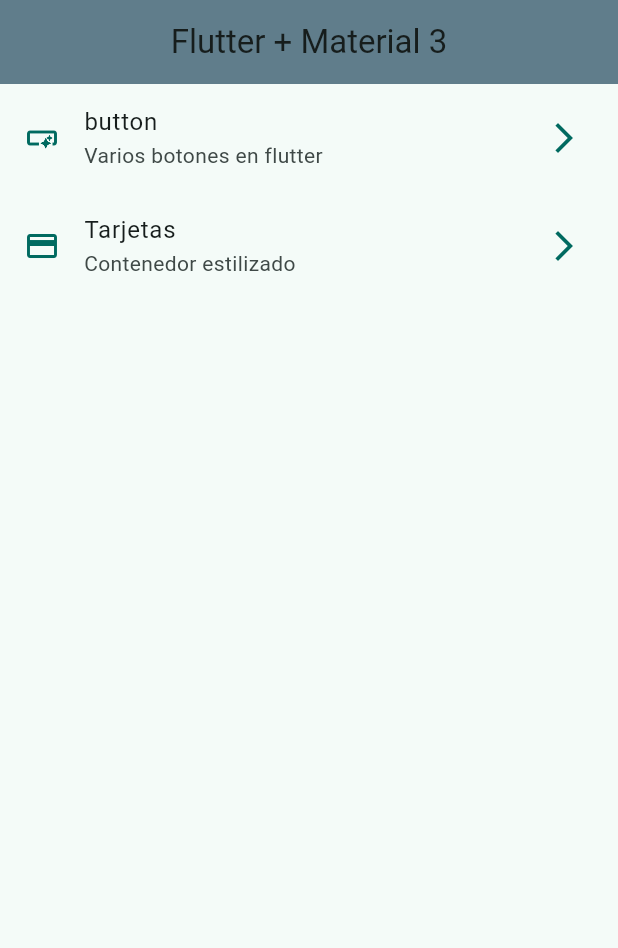
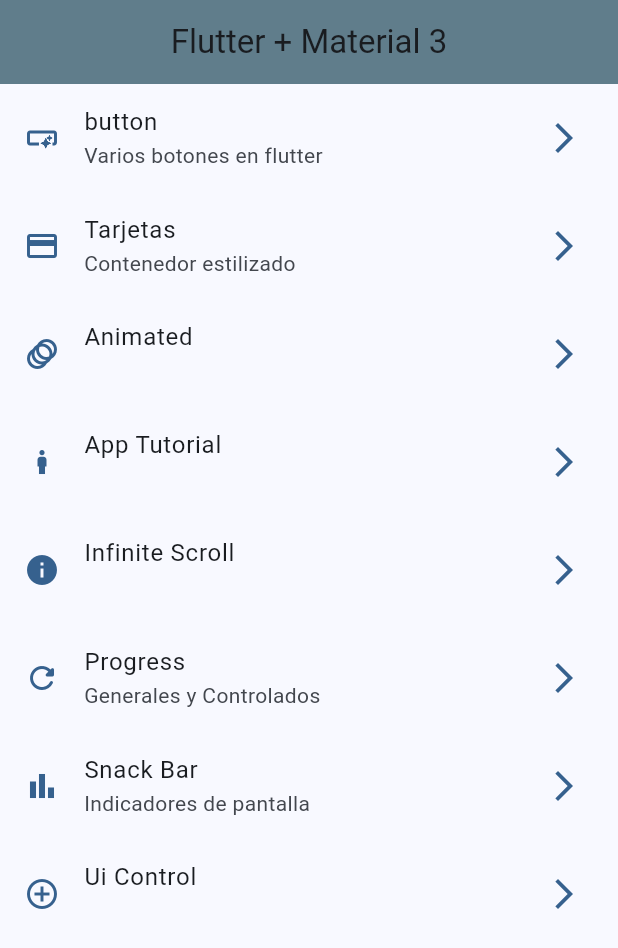
Before and after one commit to ricardo0ac/widgets_app, a Flutter app: the screen it shows after launch, on a phone screen of 412 x 824 dp. Shown: the top 948 px of the screen. Run offline on Flutter 3.47's test engine with Material 2 defaults, Android fonts, the phone set to English and light mode, and no system bars; our stand-ins replace go_router.

Commit message:
snackbar terminado

```diff
--- a/lib/config/menu/menu_items.dart
+++ b/lib/config/menu/menu_items.dart
@@ -25,5 +25,42 @@ const appMenuItems = <MenuItem>[
       title: 'Tarjetas',
       subTitle: 'Contenedor estilizado',
       link: '/cards',
-      icon: Icons.credit_card)
+      icon: Icons.credit_card),
+
+      MenuItem(
+      title: 'Animated',
+      subTitle: '',
+      link: '/animated',
+      icon: Icons.animation),
+
+      MenuItem(
+      title: 'App Tutorial',
+      subTitle: '',
+      link: '/AppTutorial',
+      icon: Icons.boy),
+
+      MenuItem(
+      title: 'Infinite Scroll',
+      subTitle: '',
+      link: '/InfiniteScroll',
+      icon: Icons.info),
+
+      MenuItem(
+      title: 'Progress',
+      subTitle: 'Generales y Controlados',
+      link: '/Progress',
+      icon: Icons.refresh_rounded),
+
+      MenuItem(
+      title: 'Snack Bar',
+      subTitle: 'Indicadores de pantalla',
+      link: '/SnackBar',
+      icon: Icons.bar_chart),
+
+      MenuItem(
+      title: 'Ui Control',
+      subTitle: '',
+      link: '/UiControl',
+      icon: Icons.control_point),
+
 ];
--- a/lib/config/router/app_router.dart
+++ b/lib/config/router/app_router.dart
@@ -1,4 +1,5 @@
 import 'package:go_router/go_router.dart';
+import 'package:widgets_app/presentation/screens/app_tutorial/app_tutorial_screen.dart';
 
 import '../../presentation/screens/screens.dart';
 
@@ -17,5 +18,29 @@ final appRouter = GoRouter(
       path: '/cards',
       builder: (context, state) => const CardsScreen(),
     ),
+    GoRoute(
+      path: '/animated',
+      builder: (context, state) => const AnimatedScreen(),
+    ),
+     GoRoute(
+      path: '/AppTutorial',
+      builder: (context, state) => const AppTutorialScreen(),
+    ),
+     GoRoute(
+      path: '/InfiniteScroll',
+      builder: (context, state) => const InfiniteScreen(),
+    ),
+    GoRoute(
+      path: '/Progress',
+      builder: (context, state) => const ProgressScreen(),
+    ),
+    GoRoute(
+      path: '/SnackBar',
+      builder: (context, state) => const SnackBarScreen(),
+    ),
+    GoRoute(
+      path: '/UiControl',
+      builder: (context, state) => const UiControlsScreen(),
+    ),
   ],
 );
--- a/lib/main.dart
+++ b/lib/main.dart
@@ -15,7 +15,7 @@ class MainApp extends StatelessWidget {
     return  MaterialApp.router(
       routerConfig: appRouter,
       debugShowCheckedModeBanner: false,
-      theme: AppTheme(selectedColor: 2).getTheme(),
+      theme: AppTheme(selectedColor: 0).getTheme(),
     );
   }
 }
--- a/lib/presentation/screens/screens.dart
+++ b/lib/presentation/screens/screens.dart
@@ -1,3 +1,8 @@
+export 'package:widgets_app/presentation/screens/animated/animated_screen.dart';
 export 'package:widgets_app/presentation/screens/buttons/buttons_screen.dart';
 export 'package:widgets_app/presentation/screens/cards/cards_screen.dart';
 export 'package:widgets_app/presentation/screens/home/home_screen.dart';
+export 'package:widgets_app/presentation/screens/infinite_scroll/infinite_scroll_screen.dart';
+export 'package:widgets_app/presentation/screens/progress/progress_screen.dart';
+export 'package:widgets_app/presentation/screens/snackbar/snackbar_screen.dart';
+export 'package:widgets_app/presentation/screens/ui_controls/ui_controls_screen.dart';
```
Also changed, not shown: lib/presentation/screens/animated/animated_screen.dart (added, +14 -0 lines), lib/presentation/screens/app_tutorial/app_tutorial_screen.dart (added, +10 -0 lines), lib/presentation/screens/infinite_scroll/infinite_scroll_screen.dart (added, +10 -0 lines), lib/presentation/screens/progress/progress_screen.dart (added, +81 -0 lines), lib/presentation/screens/snackbar/snackbar_screen.dart (added, +68 -0 lines), lib/presentation/screens/ui_controls/ui_controls_screen.dart (added, +14 -0 lines).
